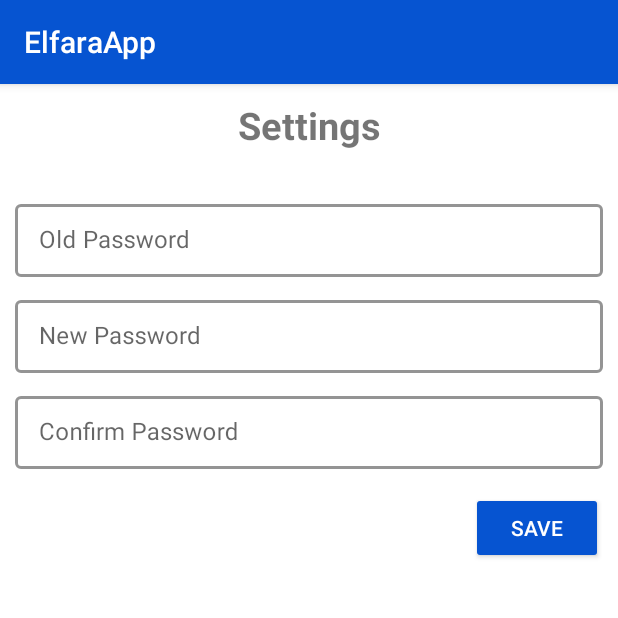
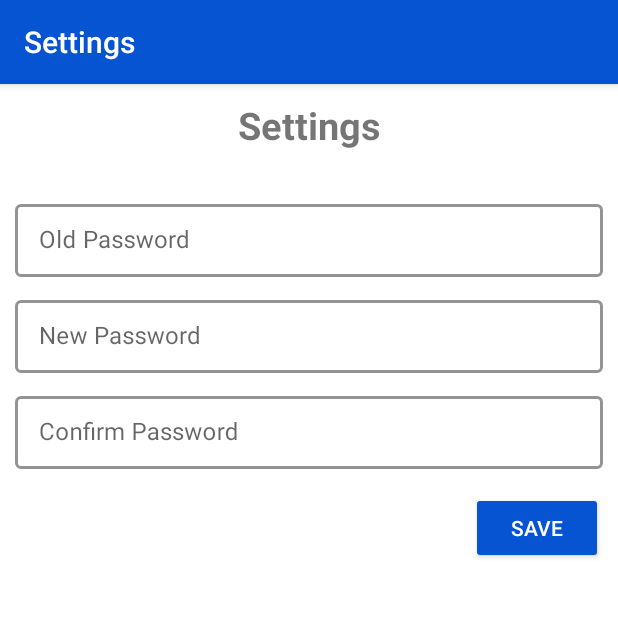
Before and after one commit to jesterx7/ElfaraApp, an Android app: the fragment AccessSettingsFragment placed in its activity, item 2 of the bottom bar chosen, on a phone screen of 412 x 824 dp, the top half of it. Run offline under Robolectric (Android 15) with nearby library versions, the phone set to English and light mode, and no system bars; 2 statements that could not run were skipped.

Commit message:
- Change Action bar title on Fragment

```diff
--- a/app/src/main/java/com/elfara/user/elfaraapp/LoginActivity.java
+++ b/app/src/main/java/com/elfara/user/elfaraapp/LoginActivity.java
@@ -31,6 +31,8 @@ public class LoginActivity extends AppCompatActivity {
     protected void onCreate(Bundle savedInstanceState) {
         super.onCreate(savedInstanceState);
         setContentView(R.layout.activity_login);
+
+        getSupportActionBar().hide();
 
         session = new Session(this);
         functionEventLog = new FunctionEventLog(this);
--- a/app/src/main/java/com/elfara/user/elfaraapp/ui/AccessSettingsFragment.java
+++ b/app/src/main/java/com/elfara/user/elfaraapp/ui/AccessSettingsFragment.java
@@ -123,6 +123,12 @@ public class AccessSettingsFragment extends Fragment {
         return view;
     }
 
+    @Override
+    public void onResume() {
+        super.onResume();
+        getActivity().setTitle("Access Settings");
+    }
+
     private void updateUserAccess(final String user_email, int user_level) {
         ApiInterface apiInterface = ApiClient.getApiClient().create(ApiInterface.class);
         String status = "OPN";
--- a/app/src/main/java/com/elfara/user/elfaraapp/ui/AddUserFragment.java
+++ b/app/src/main/java/com/elfara/user/elfaraapp/ui/AddUserFragment.java
@@ -119,6 +119,12 @@ public class AddUserFragment extends Fragment {
         return view;
     }
 
+    @Override
+    public void onResume() {
+        super.onResume();
+        getActivity().setTitle("Add User");
+    }
+
     private void saveUser(String nama, final String email, String password, String alamat, String handphone, String status, int level) {
         ApiInterface apiInterface = ApiClient.getApiClient().create(ApiInterface.class);
         Call<User> userCall = apiInterface.addUser(
--- a/app/src/main/java/com/elfara/user/elfaraapp/ui/DateReadData.java
+++ b/app/src/main/java/com/elfara/user/elfaraapp/ui/DateReadData.java
@@ -108,4 +108,9 @@ public class DateReadData extends Fragment {
         return view;
     }
 
+    @Override
+    public void onResume() {
+        super.onResume();
+        getActivity().setTitle("Database");
+    }
 }
--- a/app/src/main/java/com/elfara/user/elfaraapp/ui/EditDataFragment.java
+++ b/app/src/main/java/com/elfara/user/elfaraapp/ui/EditDataFragment.java
@@ -132,6 +132,12 @@ public class EditDataFragment extends Fragment {
         return view;
     }
 
+    @Override
+    public void onResume() {
+        super.onResume();
+        getActivity().setTitle("Edit Data");
+    }
+
     private void setData(String idtransaksi) {
         ApiInterface apiInterface = ApiClient.getApiClient().create(ApiInterface.class);
         Call<ReadData> dataCall = apiInterface.getDataTransaksi(
--- a/app/src/main/java/com/elfara/user/elfaraapp/ui/EventTitleFragment.java
+++ b/app/src/main/java/com/elfara/user/elfaraapp/ui/EventTitleFragment.java
@@ -65,6 +65,12 @@ public class EventTitleFragment extends Fragment {
         return view;
     }
 
+    @Override
+    public void onResume() {
+        super.onResume();
+        getActivity().setTitle("Event Title");
+    }
+
     private void updateEventTitle(final String newTitle) {
         ApiInterface apiInterface = ApiClient.getApiClient().create(ApiInterface.class);
         Call<Event> eventCall = apiInterface.changeEventTitle(newTitle);
--- a/app/src/main/java/com/elfara/user/elfaraapp/ui/FormFragment.java
+++ b/app/src/main/java/com/elfara/user/elfaraapp/ui/FormFragment.java
@@ -137,6 +137,12 @@ public class FormFragment extends Fragment {
         return view;
     }
 
+    @Override
+    public void onResume() {
+        super.onResume();
+        getActivity().setTitle("Input Data");
+    }
+
     private Boolean checkField() {
         if (edtNama.getText().toString().isEmpty()) return false;
         else if (edtTanggal.getText().toString().isEmpty()) return false;
--- a/app/src/main/java/com/elfara/user/elfaraapp/ui/MainFragment.java
+++ b/app/src/main/java/com/elfara/user/elfaraapp/ui/MainFragment.java
@@ -92,6 +92,12 @@ public class MainFragment extends Fragment {
         return view;
     }
 
+    @Override
+    public void onResume() {
+        super.onResume();
+        getActivity().setTitle("ElfaraApp");
+    }
+
     private void getEventName() {
         ApiInterface apiInterface = ApiClient.getApiClient().create(ApiInterface.class);
         Call<Event> eventCall = apiInterface.getEventName();
--- a/app/src/main/java/com/elfara/user/elfaraapp/ui/ReadDataFragment.java
+++ b/app/src/main/java/com/elfara/user/elfaraapp/ui/ReadDataFragment.java
@@ -104,6 +104,12 @@ public class ReadDataFragment extends Fragment {
         return view;
     }
 
+    @Override
+    public void onResume() {
+        super.onResume();
+        getActivity().setTitle("Database");
+    }
+
     private void getReadData(String dateFrom, String dateTo) {
         ApiInterface apiInterface = ApiClient.getApiClient().create(ApiInterface.class);
         Call<ArrayList<ReadData>> readDataCall = apiInterface.getReadData(
--- a/app/src/main/java/com/elfara/user/elfaraapp/ui/SettingsFragment.java
+++ b/app/src/main/java/com/elfara/user/elfaraapp/ui/SettingsFragment.java
@@ -68,6 +68,12 @@ public class SettingsFragment extends Fragment {
         return view;
     }
 
+    @Override
+    public void onResume() {
+        super.onResume();
+        getActivity().setTitle("Settings");
+    }
+
     private void changePassword(String oldPassword, final String newPassword, String confirmPassword) {
         System.out.println("OLD PASSWORD SES: " + session.getSession("password"));
         System.out.println("OLD PASSWORD INP: " + oldPassword);
--- a/app/src/main/java/com/elfara/user/elfaraapp/ui/SummarySampling.java
+++ b/app/src/main/java/com/elfara/user/elfaraapp/ui/SummarySampling.java
@@ -119,6 +119,12 @@ public class SummarySampling extends Fragment {
         return view;
     }
 
+    @Override
+    public void onResume() {
+        super.onResume();
+        getActivity().setTitle("Report Sampling");
+    }
+
     public void summary(SummarySample summarySample) {
         ApiInterface apiInterface = ApiClient.getApiClient().create(ApiInterface.class);
         Call<List<SummarySample>> summarysell = apiInterface.getSummarySampling(
--- a/app/src/main/java/com/elfara/user/elfaraapp/ui/SummarySelling.java
+++ b/app/src/main/java/com/elfara/user/elfaraapp/ui/SummarySelling.java
@@ -117,6 +117,12 @@ public class SummarySelling extends Fragment {
         return view;
     }
 
+    @Override
+    public void onResume() {
+        super.onResume();
+        getActivity().setTitle("Report Selling");
+    }
+
     public void summary(SummarySell summarySell) {
         ApiInterface apiInterface = ApiClient.getApiClient().create(ApiInterface.class);
         Call<List<SummarySell>> summarysell = apiInterface.getSummarySelling(
```
